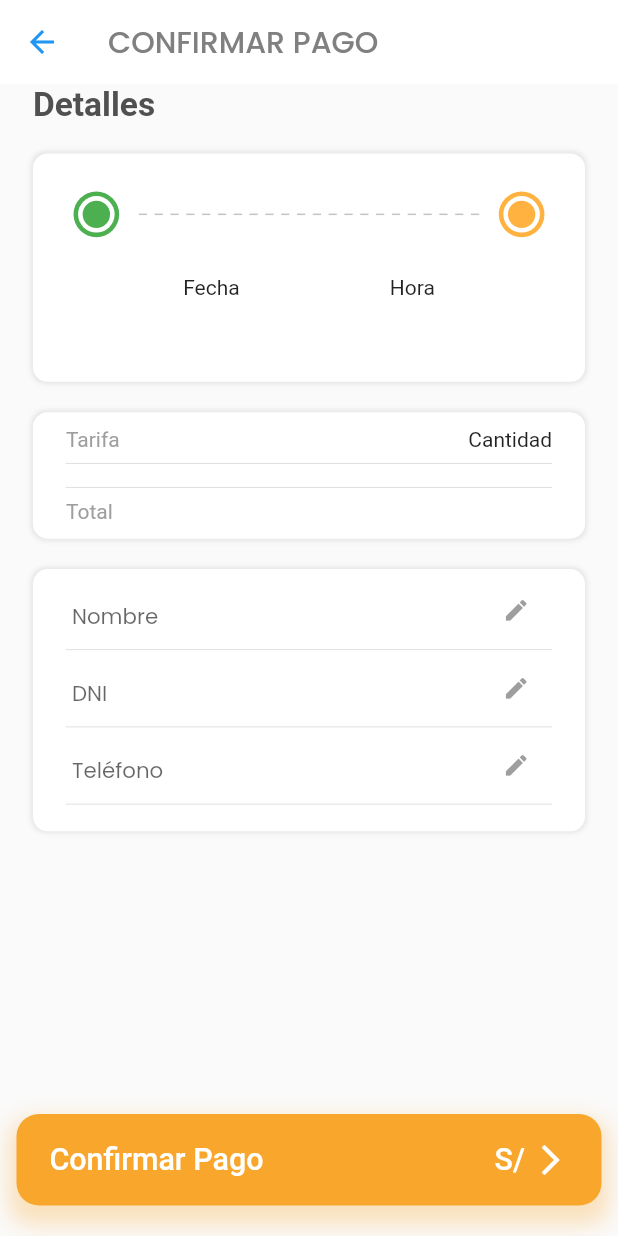
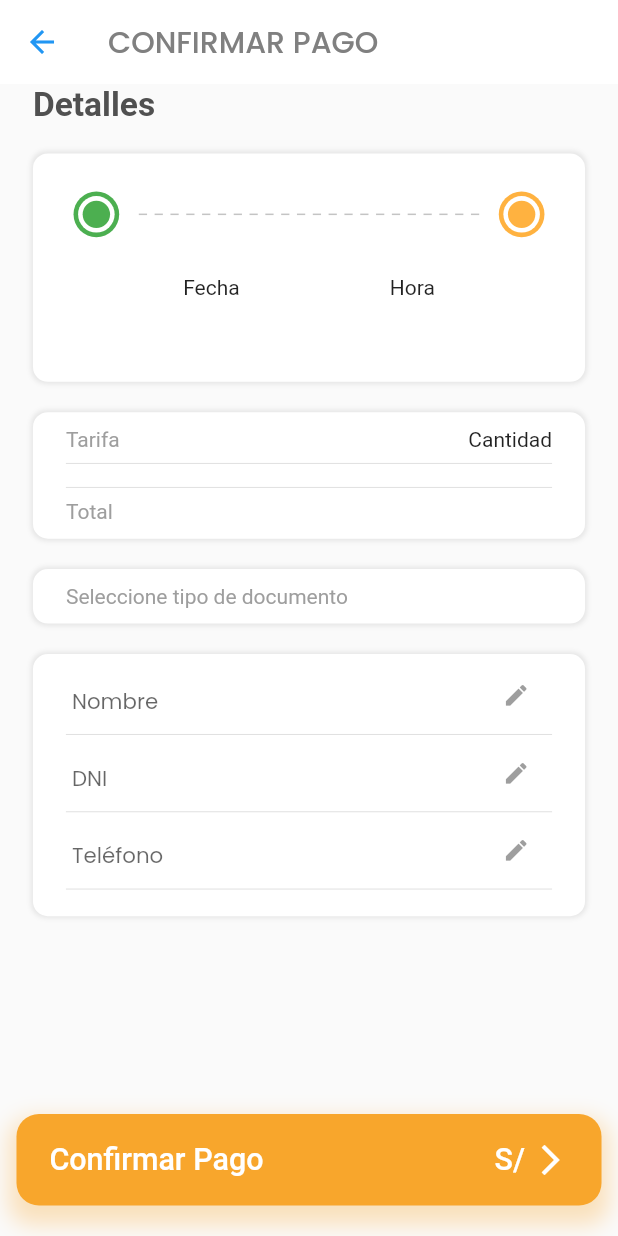
Before and after one commit to angelotapullima/Dicertur-Quistococha, a Flutter app: the ValidarDatosPrepago screen opened directly with empty values, on a phone screen of 412 x 824 dp. Run offline on Flutter 3.47's test engine with Material 2 defaults, Android fonts, the phone set to English and light mode, and no system bars; our stand-ins replace carousel_slider, date_picker_timeline, firebase_auth, firebase_core, firebase_crashlytics, firebase_messaging and 17 more; missing offline and left inert: qr_code_scanner, share_extend; accounts and stored records are empty.

```diff
--- a/lib/src/pages/validar_datos.dart
+++ b/lib/src/pages/validar_datos.dart
@@ -1,4 +1,3 @@
-
 import 'package:dicertur_quistococha/src/api/ticket_api.dart';
 import 'package:dicertur_quistococha/src/models/evento_model.dart';
 import 'package:dicertur_quistococha/src/models/tarifas_monto_precio_model.dart';
@@ -302,6 +301,40 @@ class _ValidarDatosPrepagoState extends State<ValidarDatosPrepago> {
                       children: [
                         Row(
                           children: [
+                            Text(
+                              'Seleccione tipo de documento',
+                              style: TextStyle(color: Colors.grey),
+                            ),
+                          ],
+                        ),
+                      ],
+                    ),
+                  ),
+                  SizedBox(
+                    height: ScreenUtil().setHeight(20),
+                  ),
+                  Container(
+                    margin: EdgeInsets.symmetric(
+                      horizontal: ScreenUtil().setWidth(20),
+                    ),
+                    padding: EdgeInsets.symmetric(horizontal: ScreenUtil().setWidth(20), vertical: ScreenUtil().setHeight(10)),
+                    width: double.infinity,
+                    decoration: BoxDecoration(
+                      color: Colors.white,
+                      boxShadow: [
+                        BoxShadow(
+                          color: Color(0xff323232).withOpacity(0.1),
+                          spreadRadius: 1,
+                          blurRadius: 2,
+                          offset: Offset(0, 0), // changes position of shadow
+                        ),
+                      ],
+                      borderRadius: BorderRadius.circular(10),
+                    ),
+                    child: Column(
+                      children: [
+                        Row(
+                          children: [
                             Expanded(
                               child: Container(
                                 height: ScreenUtil().setHeight(35),
```
Also changed, not shown: lib/src/pages/tabs/scan_qr.dart (+43 -2 lines).
